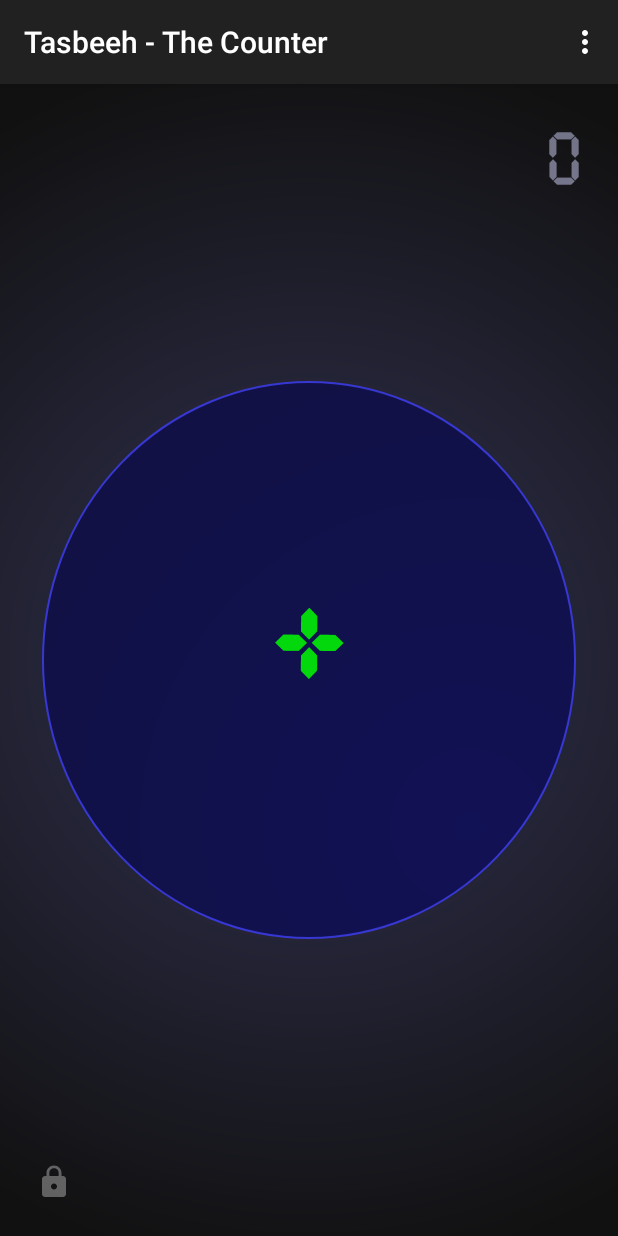
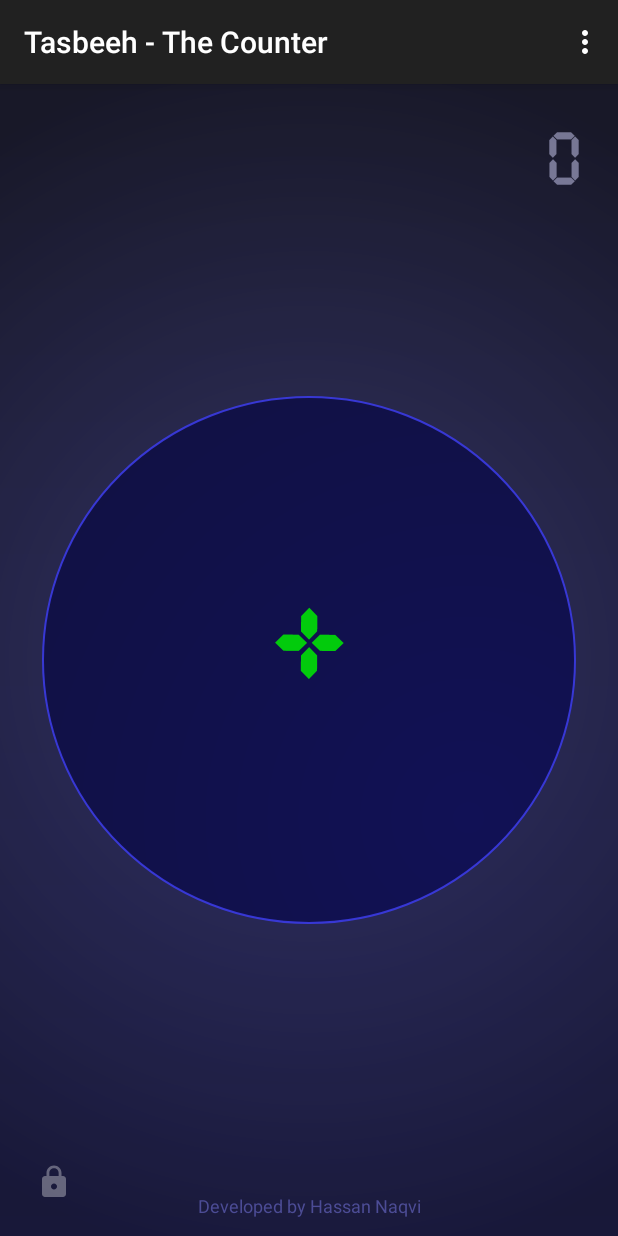
Before and after one commit to shznaqvi/Tasbeeh, an Android app: the screen it shows after launch (MainActivity), on a phone screen of 412 x 824 dp. Run offline under Robolectric (Android 15) with nearby library versions, the phone set to English and light mode, and no system bars; 1 statement that could not run was skipped.

```diff
--- a/app/src/main/AndroidManifest.xml
+++ b/app/src/main/AndroidManifest.xml
@@ -1,6 +1,8 @@
 <?xml version="1.0" encoding="utf-8"?>
 <manifest xmlns:android="http://schemas.android.com/apk/res/android"
     package="com.technart.apps.tasbeeh_thecounter" >
+    <uses-permission android:name="android.permission.INTERNET" />
+    <uses-permission android:name="android.permission.ACCESS_NETWORK_STATE" />
 
     <uses-permission android:name="android.permission.VIBRATE" />
     <application
--- /dev/null
+++ b/app/src/main/res/drawable/background_screen.xml
@@ -0,0 +1,8 @@
+<?xml version="1.0" encoding="utf-8"?>
+<shape xmlns:android="http://schemas.android.com/apk/res/android">
+    <gradient
+        android:type="linear"
+        android:angle="-45"
+        android:endColor="#333333d6"
+        android:startColor="#3333337f" />
+</shape>
--- a/app/src/main/res/layout/activity_home.xml
+++ b/app/src/main/res/layout/activity_home.xml
@@ -7,6 +7,11 @@
     tools:context=".MainActivity"
     android:gravity="center"
     android:orientation="vertical">
+    <LinearLayout
+        android:layout_width="match_parent"
+        android:layout_height="match_parent"
+        android:orientation="vertical"
+        android:background="@drawable/background_screen">
     <LinearLayout
         android:layout_width="match_parent"
         android:layout_height="0dp"
@@ -29,7 +34,7 @@
     <TextView
         android:id="@+id/addButton"
         android:layout_width="match_parent"
-        android:layout_height="wrap_content"
+        android:layout_height="360dp"
         android:maxHeight="250dp"
         android:maxWidth="250dp"
         android:elevation="1dp"
@@ -41,7 +46,7 @@ android:layout_margin="24dp"
         android:shadowDy="5"
         android:radius="2dp"
         android:text="@string/addone"
-        android:textColor="#d600ff00"
+        android:textColor="#d600ef00"
         android:textSize="110sp" />
 
 
@@ -60,35 +65,66 @@ android:layout_margin="24dp"
             android:background="@drawable/ic_lock"
             android:layout_margin="24dp"
             android:onClick="onClick" />
+
         <LinearLayout
             android:layout_width="0dp"
+            android:layout_height="match_parent"
             android:layout_weight="1"
-            android:layout_height="match_parent"
             android:gravity="top|center_horizontal"
+            android:orientation="vertical"
+           >
+
+            <LinearLayout
                 android:id="@+id/options"
-            android:visibility="invisible"
-            android:orientation="horizontal">
+                android:layout_width="match_parent"
+                android:layout_height="0dp"
+                android:layout_weight="1"
+                android:gravity="top|center_horizontal"
+                android:orientation="horizontal"
+                android:visibility="invisible">
+
+                <ImageButton
+                    android:id="@+id/refresh"
+                    android:layout_width="wrap_content"
+                    android:layout_height="wrap_content"
+                    android:background="@drawable/ic_refresh"
+                    android:onClick="onClick"
+                    android:padding="24dp" />
+
                 <ImageButton
                     android:layout_width="wrap_content"
+                    android:layout_height="wrap_content"
+                    android:background="@drawable/ic_refresh"
                     android:padding="24dp"
-                android:id="@+id/refresh"
-                android:onClick="onClick"
-                android:background="@drawable/ic_refresh"
-                android:layout_height="wrap_content"/>
+                    android:visibility="invisible" />
+
                 <ImageButton
-                android:layout_width="wrap_content"
-                android:padding="24dp"
-                android:visibility="invisible"
-                android:background="@drawable/ic_refresh"
-                android:layout_height="wrap_content"/>
-            <ImageButton
-                android:onClick="onClick"
                     android:id="@+id/reset"
                     android:layout_width="wrap_content"
-                android:padding="24dp"
+                    android:layout_height="wrap_content"
                     android:background="@drawable/ic_reset"
-                android:layout_height="wrap_content"/>
+                    android:onClick="onClick"
+                    android:padding="24dp" />
             </LinearLayout>
+
+            <LinearLayout
+                android:layout_width="match_parent"
+                android:layout_height="wrap_content"
+                android:gravity="top|center_horizontal"
+                android:orientation="vertical"
+                android:padding="12dp"
+                >
+
+                <TextView
+                    android:layout_width="match_parent"
+                    android:layout_height="wrap_content"
+                    android:textColor="#7f7f7fef"
+                    android:gravity="center"
+                    android:textSize="12sp"
+                    android:text="Developed by Hassan Naqvi"/>
+            </LinearLayout>
+        </LinearLayout>
+
         <ImageButton
             android:layout_width="wrap_content"
             android:layout_height="wrap_content"
@@ -99,3 +135,4 @@ android:layout_margin="24dp"
             />
     </LinearLayout>
     </LinearLayout>
+</LinearLayout>
--- a/app/src/main/res/menu/menu_main.xml
+++ b/app/src/main/res/menu/menu_main.xml
@@ -2,11 +2,12 @@
     xmlns:app="http://schemas.android.com/apk/res-auto"
     xmlns:tools="http://schemas.android.com/tools"
     tools:context=".MainActivity">
+
     <item
         android:id="@+id/action_settings"
         android:orderInCategory="100"
         android:title="@string/action_settings"
-        app:showAsAction="never" />
+         />
     <item
         android:id="@+id/action_reset"
         android:orderInCategory="100"
--- a/app/src/main/res/xml/settings.xml
+++ b/app/src/main/res/xml/settings.xml
@@ -19,6 +19,7 @@
         android:key="vibrateamp"
         android:title="@string/ps05"
         android:defaultValue="5"
+        android:min="1"
         android:max="10"/>
     <EditTextPreference
         android:key="counterlimit"
```
Also changed, not shown: app/build.gradle (+23 -2 lines), app/src/main/java/com/technart/apps/tasbeeh_thecounter/MainActivity.java (+56 -7 lines), app/src/main/java/com/technart/apps/tasbeeh_thecounter/WMWorker.java (added, +47 -0 lines). Lines whose indentation alone changed are shown as unchanged.
